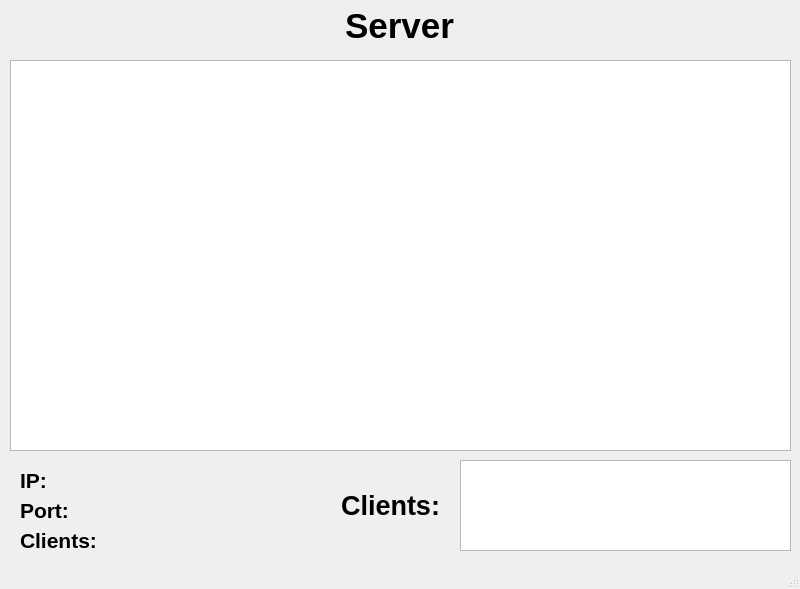
Above: Screens/Server.ui from bytesenseidk/Messenger before the change. Below: the same form after it.
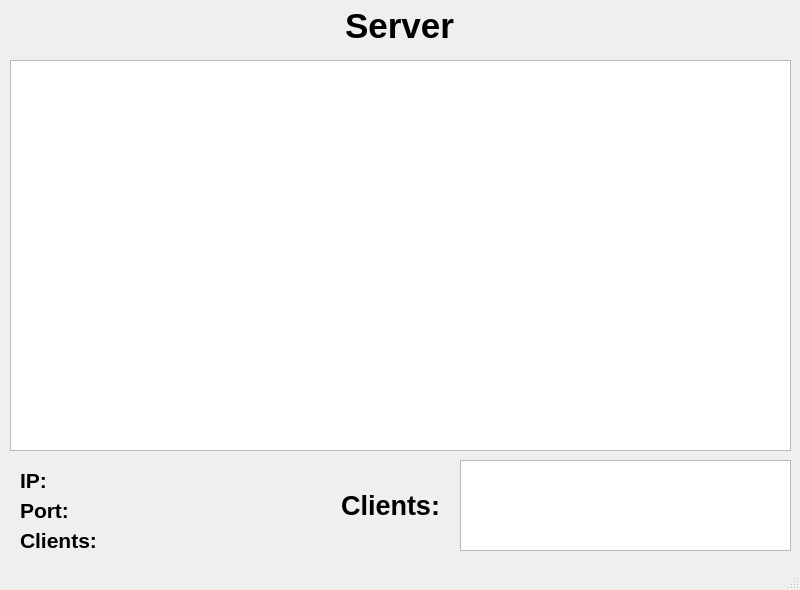
That is the form after the change.

What changed in the file:
```diff
--- a/Screens/Server.ui
+++ b/Screens/Server.ui
@@ -7,7 +7,7 @@
     <x>0</x>
     <y>0</y>
     <width>800</width>
-    <height>589</height>
+    <height>590</height>
    </rect>
   </property>
   <property name="windowTitle">
```
